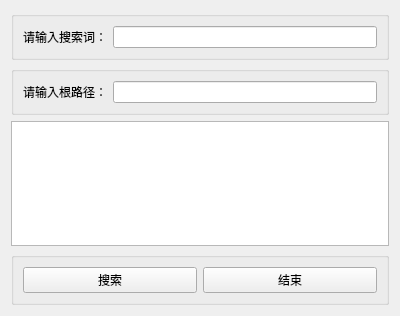
Qt form src/FileSearch.ui (FengEternity/FileTag) before a commit.
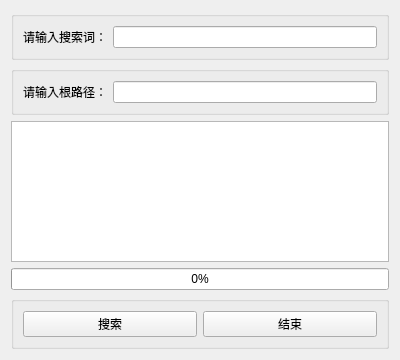
The same form after that commit.

Commit message: 显示搜索进度条

Patch:
```diff
--- a/src/FileSearch.ui
+++ b/src/FileSearch.ui
@@ -7,7 +7,7 @@
     <x>0</x>
     <y>0</y>
     <width>400</width>
-    <height>316</height>
+    <height>360</height>
    </rect>
   </property>
   <property name="windowTitle">
@@ -55,6 +55,19 @@
    <item>
     <widget class="QListWidget" name="resultListWidget"/>
    </item>
+   <item>
+    <widget class="QProgressBar" name="progressBar">
+     <property name="minimum">
+      <number>0</number>
+     </property>
+     <property name="maximum">
+      <number>100</number>
+     </property>
+     <property name="value">
+      <number>0</number>
+     </property>
+    </widget>
+   </item>
    <item>
     <widget class="QGroupBox" name="groupBox_3">
      <property name="title">
```
The commit also changes 2 other files.
